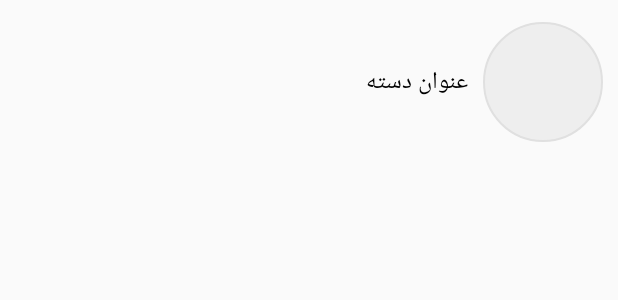
After one commit to AryaRepo/AraChoobRepo, an Android app: the layout item_layout_category.xml on its own in the app's theme, with its tools: preview values and no code run, on a phone screen of 412 x 824 dp. The commit adds this screen. Shown: the top 300 px of the screen. Run offline under Robolectric (Android 15) with nearby library versions, the phone set to English and light mode, and no system bars.

Commit message:
RecyclerView for categories created | its item layout created

```diff
--- /dev/null
+++ b/app/src/main/res/drawable/circle_layout_style.xml
@@ -0,0 +1,9 @@
+<?xml version="1.0" encoding="utf-8"?>
+<shape xmlns:android="http://schemas.android.com/apk/res/android"
+    android:shape="rectangle">
+
+    <corners android:radius="50dp"/>
+    <solid android:color="#EEEEEE"/>
+    <stroke android:color="#E0E0E0" android:width="1dp"/>
+
+</shape>
--- /dev/null
+++ b/app/src/main/res/layout/item_layout_category.xml
@@ -0,0 +1,38 @@
+<?xml version="1.0" encoding="utf-8"?>
+<RelativeLayout xmlns:android="http://schemas.android.com/apk/res/android"
+    android:layout_width="match_parent"
+    android:layout_height="110dp">
+
+    <RelativeLayout
+        android:id="@+id/relCategoryIconContainer"
+        android:layout_width="80dp"
+        android:layout_height="80dp"
+        android:background="@drawable/circle_layout_style"
+        android:layout_centerVertical="true"
+        android:layout_alignParentRight="true"
+        android:layout_alignParentEnd="true"
+        android:layout_marginEnd="10dp"
+        android:layout_marginRight="10dp">
+
+        <ImageView
+            android:id="@+id/imgCategoryIcon"
+            android:layout_width="50dp"
+            android:layout_height="50dp"
+            android:layout_centerInParent="true"
+            android:scaleType="fitXY"/>
+
+    </RelativeLayout>
+
+    <TextView
+        android:id="@+id/txtCategoryTitle"
+        android:layout_width="wrap_content"
+        android:layout_height="wrap_content"
+        android:layout_toLeftOf="@+id/relCategoryIconContainer"
+        android:layout_toStartOf="@+id/relCategoryIconContainer"
+        android:layout_centerVertical="true"
+        android:textSize="16sp"
+        android:textColor="#000000"
+        android:text="عنوان دسته"
+        android:padding="10dp"/>
+
+</RelativeLayout>
```
Also changed, not shown: app/src/main/res/layout/fragment_category.xml (+23 -4 lines).
